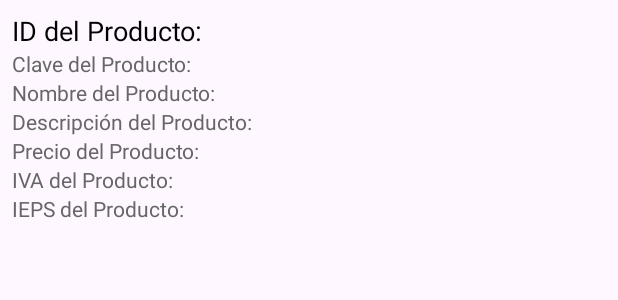
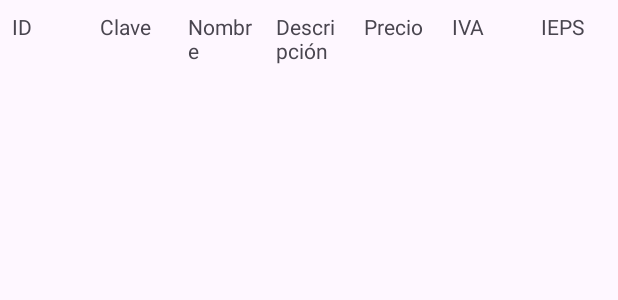
Before and after one commit to LAE1201Soo/GSangin, an Android app: the layout item_producto.xml on its own in the app's theme, with its tools: preview values and no code run, on a phone screen of 412 x 824 dp. Shown: the top 300 px of the screen. Run offline under Robolectric (Android 15) with nearby library versions, the phone set to English and light mode, and no system bars.

Commit message:
ya muestra tanto la lista de clientes en ventas como la lista de productos en el inventario falta corregir los valores de precio , iva y e. en productos filtra

```diff
--- a/app/src/main/java/com/example/gsangin/model/ProductoSQLiteModel.kt
+++ b/app/src/main/java/com/example/gsangin/model/ProductoSQLiteModel.kt
@@ -5,7 +5,7 @@ data class ProductoSQLiteModel(
     val clave: String,
     val nombre: String,
     val descripcion: String,
-    val precio: Double,// verificar que onda con estos
-    val iva: Double,
-    val ieps: Double
+    val precio: String,// verificar que onda con estos
+    val iva: String,
+    val ieps: String
 )
--- a/app/src/main/res/layout/item_producto.xml
+++ b/app/src/main/res/layout/item_producto.xml
@@ -3,62 +3,61 @@
     xmlns:android="http://schemas.android.com/apk/res/android"
     android:layout_width="match_parent"
     android:layout_height="wrap_content"
-    android:orientation="vertical"
-    android:padding="8dp">
+    android:orientation="horizontal">
 
     <TextView
         android:id="@+id/productoID"
-        android:layout_width="wrap_content"
+        android:layout_width="0dp"
         android:layout_height="wrap_content"
-        android:text="ID del Producto:"
-        android:textSize="18sp"
-        android:textColor="#000" />
+        android:layout_weight="1"
+        android:padding="8dp"
+        android:text="ID" />
 
     <TextView
         android:id="@+id/claveTextView"
-        android:layout_width="wrap_content"
+        android:layout_width="0dp"
         android:layout_height="wrap_content"
-        android:text="Clave del Producto:"
-        android:textSize="14sp"
-        android:textColor="#666" />
+        android:layout_weight="1"
+        android:padding="8dp"
+        android:text="Clave" />
 
     <TextView
         android:id="@+id/nombreProductoTextView"
-        android:layout_width="wrap_content"
+        android:layout_width="0dp"
         android:layout_height="wrap_content"
-        android:text="Nombre del Producto:"
-        android:textSize="14sp"
-        android:textColor="#666" />
+        android:layout_weight="1"
+        android:padding="8dp"
+        android:text="Nombre" />
 
     <TextView
         android:id="@+id/descripcionTextView"
-        android:layout_width="wrap_content"
+        android:layout_width="0dp"
         android:layout_height="wrap_content"
-        android:text="Descripción del Producto:"
-        android:textSize="14sp"
-        android:textColor="#666" />
+        android:layout_weight="1"
+        android:padding="8dp"
+        android:text="Descripción" />
 
     <TextView
         android:id="@+id/precioTextView"
-        android:layout_width="wrap_content"
+        android:layout_width="0dp"
         android:layout_height="wrap_content"
-        android:text="Precio del Producto:"
-        android:textSize="14sp"
-        android:textColor="#666" />
+        android:layout_weight="1"
+        android:padding="8dp"
+        android:text="Precio" />
 
     <TextView
         android:id="@+id/ivaTextView"
-        android:layout_width="wrap_content"
+        android:layout_width="0dp"
         android:layout_height="wrap_content"
-        android:text="IVA del Producto:"
-        android:textSize="14sp"
-        android:textColor="#666" />
+        android:layout_weight="1"
+        android:padding="8dp"
+        android:text="IVA" />
 
     <TextView
         android:id="@+id/iepsTextView"
-        android:layout_width="wrap_content"
+        android:layout_width="0dp"
         android:layout_height="wrap_content"
-        android:text="IEPS del Producto:"
-        android:textSize="14sp"
-        android:textColor="#666" />
+        android:layout_weight="1"
+        android:padding="8dp"
+        android:text="IEPS" />
 </LinearLayout>
```
Also changed, not shown: app/src/main/java/com/example/gsangin/ListaProductos.kt (+35 -5 lines), app/src/main/java/com/example/gsangin/ProductoAdapter.kt (+7 -1 lines), app/src/main/java/com/example/gsangin/model/bdAdapter.kt (+7 -2 lines), app/src/main/res/layout/activity_lista_productos.xml (+114 -7 lines), app/src/main/res/drawable-nodpi/icons8_buscar_en_la_lista_50.png (added).
